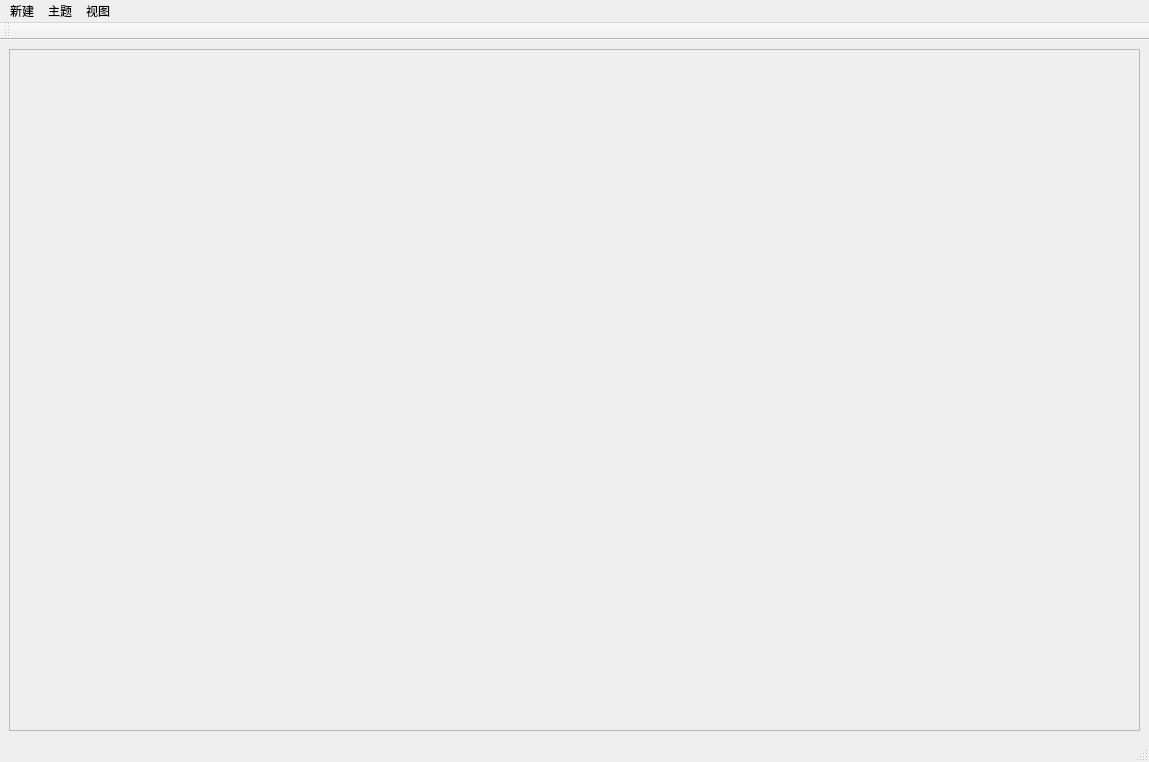
xiaoqiang-cheng/Oviz, file Config/qviz.ui: the form before one commit.
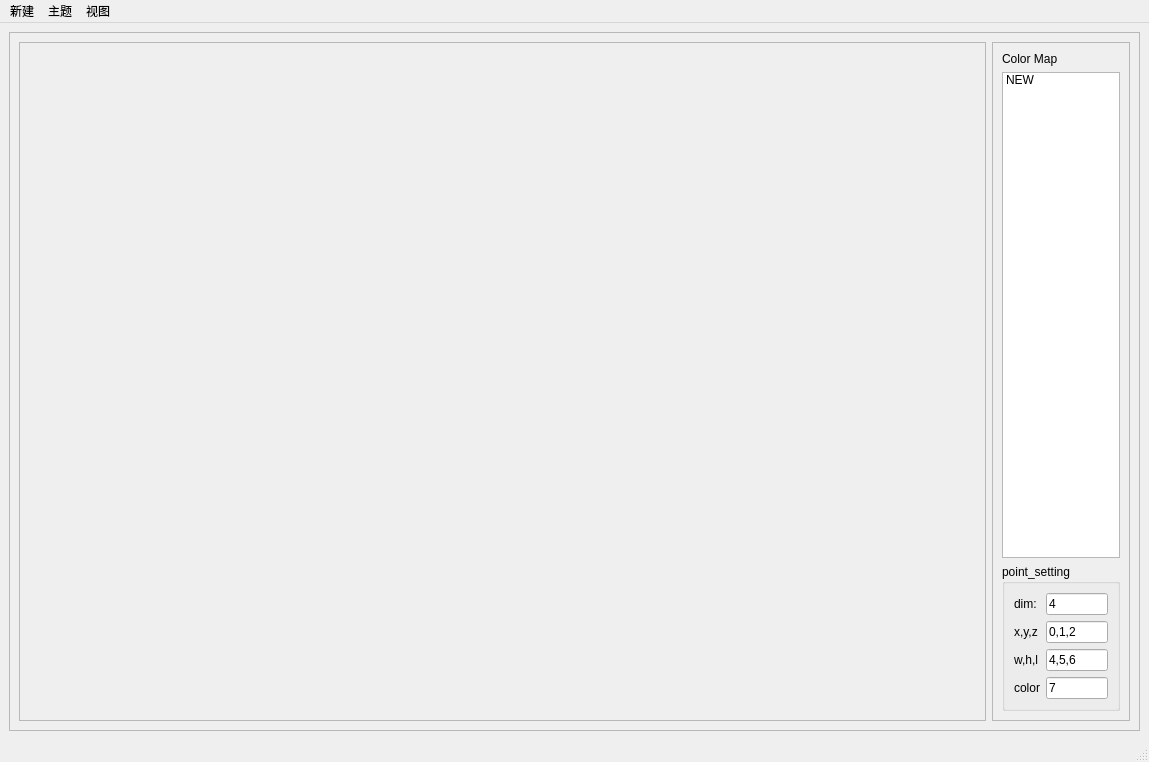
The form after the commit. Icons and pictures are not drawn.

Patch:
```diff
--- a/Config/qviz.ui
+++ b/Config/qviz.ui
@@ -36,6 +36,119 @@
       <property name="frameShadow">
        <enum>QFrame::Raised</enum>
       </property>
+      <layout class="QHBoxLayout" name="horizontalLayout" stretch="7,1">
+       <item>
+        <widget class="QFrame" name="pointcloud_vis_frame">
+         <property name="frameShape">
+          <enum>QFrame::StyledPanel</enum>
+         </property>
+         <property name="frameShadow">
+          <enum>QFrame::Raised</enum>
+         </property>
+         <layout class="QHBoxLayout" name="horizontalLayout_2"/>
+        </widget>
+       </item>
+       <item>
+        <widget class="QScrollArea" name="pointcloud_vis_setting_area">
+         <property name="widgetResizable">
+          <bool>true</bool>
+         </property>
+         <widget class="QWidget" name="pointcloud_vis_setting_frame">
+          <property name="geometry">
+           <rect>
+            <x>0</x>
+            <y>0</y>
+            <width>144</width>
+            <height>656</height>
+           </rect>
+          </property>
+          <layout class="QVBoxLayout" name="verticalLayout_3">
+           <item>
+            <widget class="QLabel" name="label_5">
+             <property name="text">
+              <string>Color Map</string>
+             </property>
+            </widget>
+           </item>
+           <item>
+            <widget class="QListWidget" name="listwidget_id_color_map">
+             <item>
+              <property name="text">
+               <string>NEW</string>
+              </property>
+             </item>
+            </widget>
+           </item>
+           <item>
+            <widget class="QGroupBox" name="groupBox">
+             <property name="title">
+              <string>point_setting</string>
+             </property>
+             <layout class="QGridLayout" name="gridLayout">
+              <item row="2" column="0">
+               <widget class="QLabel" name="label_3">
+                <property name="text">
+                 <string>w,h,l</string>
+                </property>
+               </widget>
+              </item>
+              <item row="1" column="1">
+               <widget class="QLineEdit" name="lineEdit_2">
+                <property name="text">
+                 <string>0,1,2</string>
+                </property>
+               </widget>
+              </item>
+              <item row="0" column="0">
+               <widget class="QLabel" name="label">
+                <property name="text">
+                 <string>dim:</string>
+                </property>
+               </widget>
+              </item>
+              <item row="2" column="1">
+               <widget class="QLineEdit" name="lineEdit_3">
+                <property name="text">
+                 <string>4,5,6</string>
+                </property>
+               </widget>
+              </item>
+              <item row="0" column="1">
+               <widget class="QLineEdit" name="lineEdit">
+                <property name="text">
+                 <string>4</string>
+                </property>
+               </widget>
+              </item>
+              <item row="1" column="0">
+               <widget class="QLabel" name="label_2">
+                <property name="text">
+                 <string>x,y,z</string>
+                </property>
+               </widget>
+              </item>
+              <item row="3" column="0">
+               <widget class="QLabel" name="label_4">
+                <property name="text">
+                 <string>color</string>
+                </property>
+               </widget>
+              </item>
+              <item row="3" column="1">
+               <widget class="QLineEdit" name="lineEdit_4">
+                <property name="text">
+                 <string>7</string>
+                </property>
+               </widget>
+              </item>
+             </layout>
+            </widget>
+           </item>
+          </layout>
+         </widget>
+        </widget>
+       </item>
+      </layout>
      </widget>
     </item>
    </layout>
@@ -78,17 +191,6 @@
    <addaction name="menu_view"/>
   </widget>
   <widget class="QStatusBar" name="statusbar"/>
-  <widget class="QToolBar" name="toolBar">
-   <property name="windowTitle">
-    <string>toolBar</string>
-   </property>
-   <attribute name="toolBarArea">
-    <enum>TopToolBarArea</enum>
-   </attribute>
-   <attribute name="toolBarBreak">
-    <bool>false</bool>
-   </attribute>
-  </widget>
   <action name="actionDefault">
    <property name="text">
     <string>default</string>
```
Left out of the diff: 2 changed lines with no effect on the pictures.
